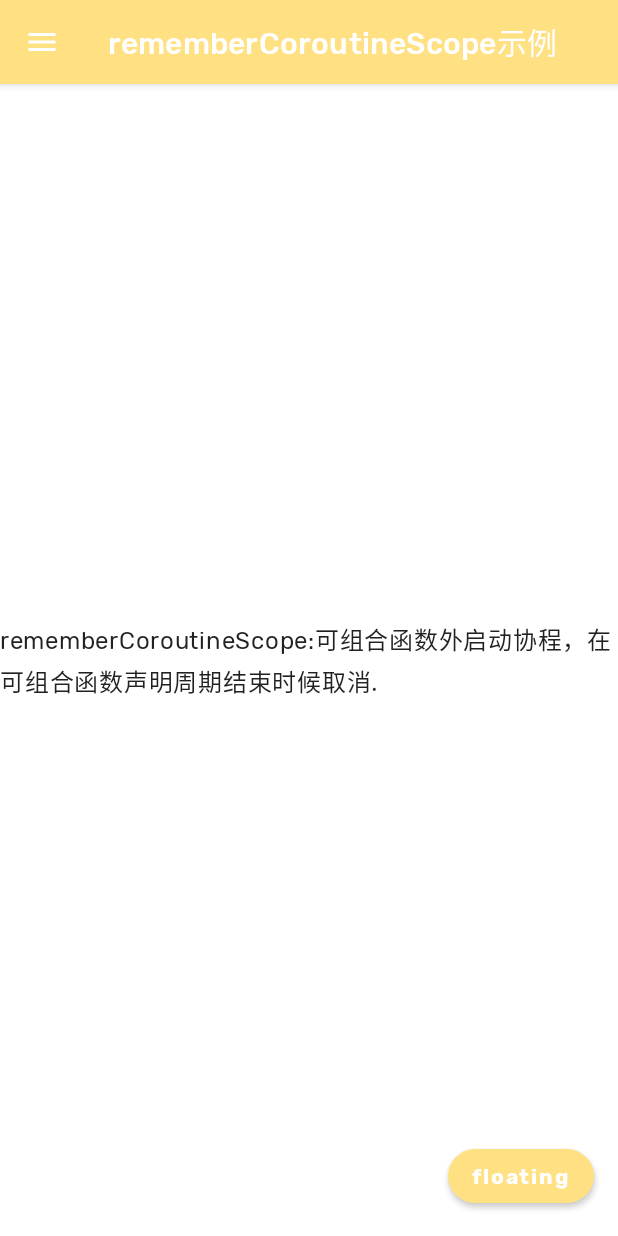
After one commit to jianwenzhou/ComposeMaster, an Android app built with Jetpack Compose: the composable MyRememberCoroutineScope shown on its own in the app's theme, on a phone screen of 412 x 824 dp. The commit adds this screen. Run offline under Robolectric (Android 15) with nearby library versions, the phone set to English and light mode, and no system bars; 1 statement that could not run was skipped.

Commit message:
rememberCoroutineScope:可组合函数外启动协程，在可组合函数声明周期结束时候取消.

```diff
--- a/app/src/main/java/com/jianwen/composemaster/original/OriginalActivity.kt
+++ b/app/src/main/java/com/jianwen/composemaster/original/OriginalActivity.kt
@@ -4,6 +4,7 @@ import android.content.Context
 import android.content.Intent
 import android.os.Bundle
 import androidx.appcompat.app.AppCompatActivity
+import com.jianwen.composemaster.R
 import com.jianwen.composemaster.databinding.ActivityOriginalBinding
 import com.jianwen.composemaster.ui.layout.MyScaffold
 
--- a/app/src/main/java/com/jianwen/composemaster/simple/SimpleCompose.kt
+++ b/app/src/main/java/com/jianwen/composemaster/simple/SimpleCompose.kt
@@ -138,6 +138,12 @@ fun SimpleCompose(type: String?) {
         Const.ComposeNavigation -> {
             MyNavHost()
         }
+        Const.LaunchedEffect -> {
+            MyLaunchedEffect()
+        }
+        Const.RememberCoroutineScope -> {
+            MyRememberCoroutineScope()
+        }
 
     }
 }
--- /dev/null
+++ b/app/src/main/java/com/jianwen/composemaster/ui/layout/MyRememberCoroutineScope.kt
@@ -0,0 +1,56 @@
+package com.jianwen.composemaster.ui.layout
+
+import androidx.compose.foundation.layout.Box
+import androidx.compose.foundation.layout.fillMaxSize
+import androidx.compose.material.*
+import androidx.compose.material.icons.Icons
+import androidx.compose.material.icons.filled.Menu
+import androidx.compose.runtime.Composable
+import androidx.compose.runtime.rememberCoroutineScope
+import androidx.compose.ui.Alignment
+import androidx.compose.ui.Modifier
+import kotlinx.coroutines.launch
+
+/**
+ * @ProjectName ComposeMaster
+ * @PackageName com.jianwen.composemaster.ui.layout
+ * @Author jianwen.zhou
+ * @Date 2022/3/22 20:42
+ * @Des rememberCoroutineScope:可组合函数外启动协程，在可组合函数声明周期结束时候取消.
+ */
+@Composable
+fun MyRememberCoroutineScope() {
+
+    val scope = rememberCoroutineScope()
+    val scaffoldState = rememberScaffoldState()
+
+    Scaffold(
+        scaffoldState = scaffoldState,
+        drawerContent = {
+            Box(modifier = Modifier.fillMaxSize(), contentAlignment = Alignment.Center) {
+                Text(text = "我是drawerContent")
+            }
+        },
+        topBar = {
+            TopAppBar(title = { Text(text = "rememberCoroutineScope示例") }, navigationIcon = {
+                IconButton(onClick = {
+                    scope.launch { scaffoldState.drawerState.open() }
+                }) {
+                    Icon(imageVector = Icons.Default.Menu, contentDescription = "")
+                }
+            })
+        },
+        floatingActionButton = {
+            Button(onClick = {
+                scope.launch { scaffoldState.snackbarHostState.showSnackbar("点击了floatingActionButton") }
+            }) {
+                Text(text = "floating")
+            }
+        }
+    ) {
+        Box(modifier = Modifier.fillMaxSize(), contentAlignment = Alignment.Center) {
+            Text(text = "rememberCoroutineScope:可组合函数外启动协程，在可组合函数声明周期结束时候取消.")
+        }
+    }
+
+}
```
Also changed, not shown: app/src/main/java/com/jianwen/composemaster/data/Const.kt (+7 -0 lines), app/src/main/java/com/jianwen/composemaster/main/MainViewModel.kt (+7 -0 lines), app/src/main/java/com/jianwen/composemaster/ui/layout/MyLaunchedEffect.kt (added, +61 -0 lines).
